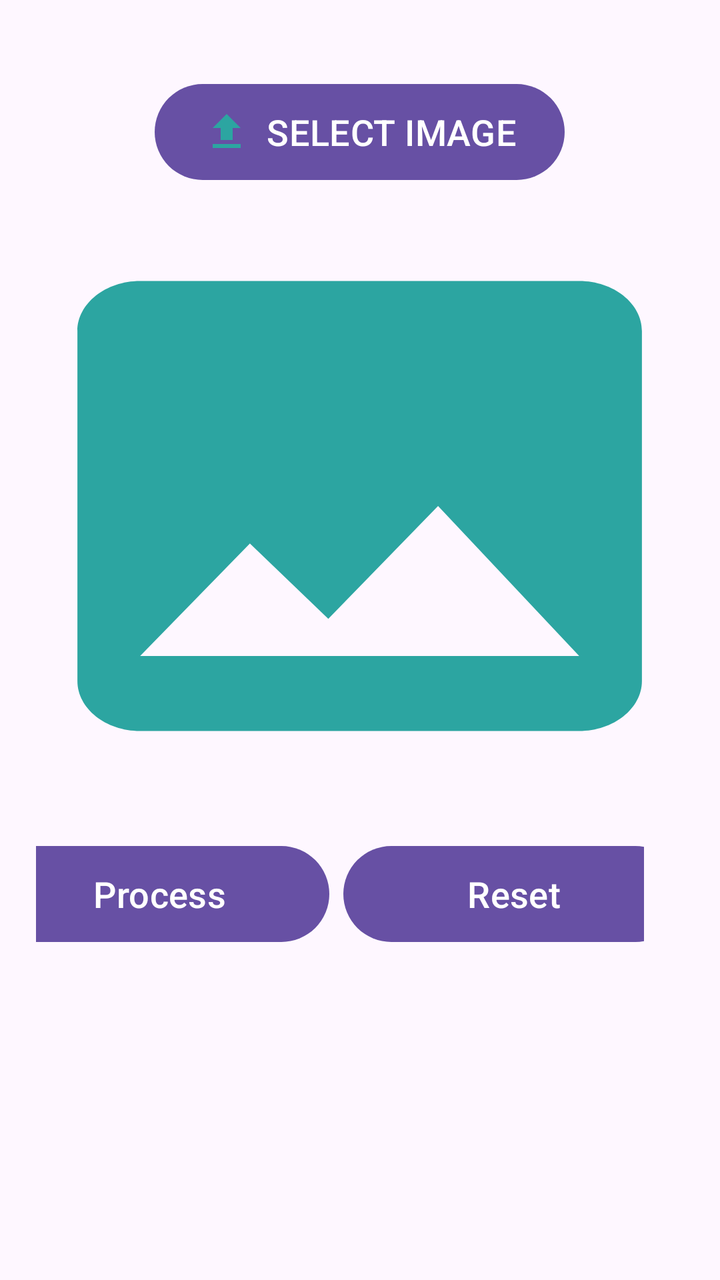
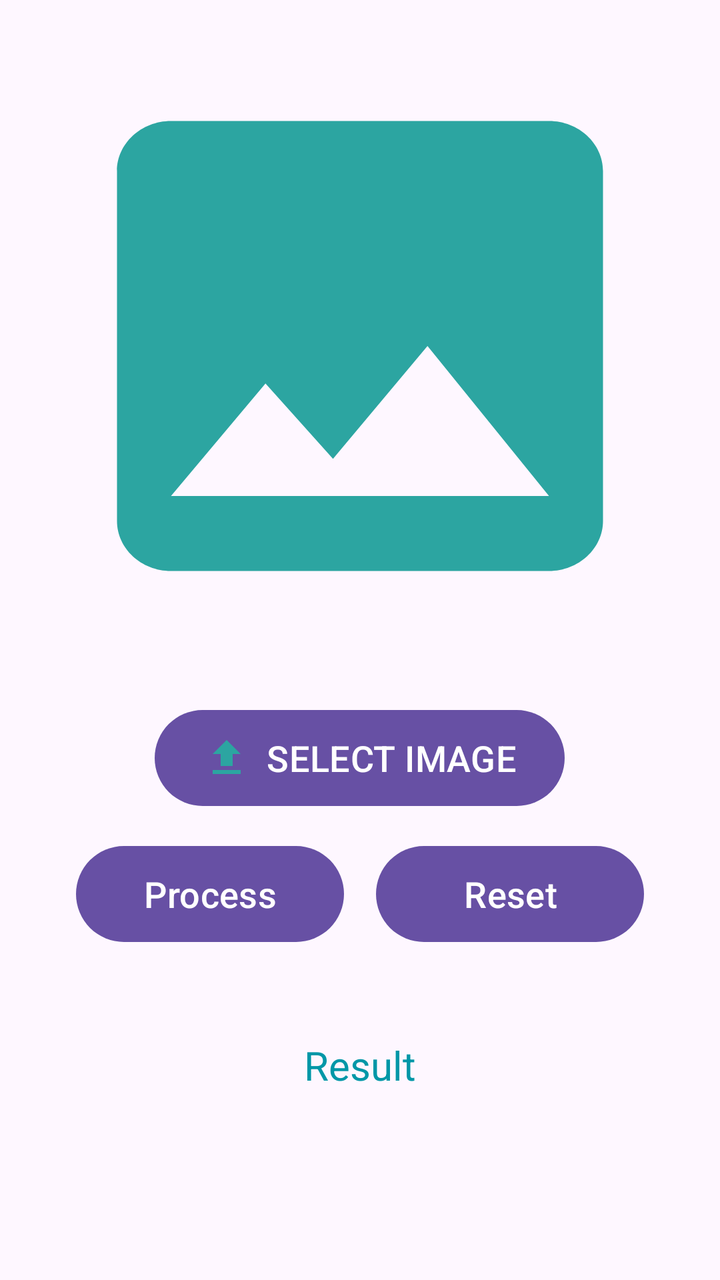

The first picture is an Android layout as it rendered before a commit; the second is the same layout after the commit. The layout source and the unified diff follow.
<!-- AndroidManifest.xml: application theme Theme.EDermaCareLatestt -->
<!-- res/layout/fragment_detect1.xml -->
<?xml version="1.0" encoding="utf-8"?>
<RelativeLayout xmlns:android="http://schemas.android.com/apk/res/android"
    xmlns:tools="http://schemas.android.com/tools"
    android:layout_width="match_parent"
    android:layout_height="match_parent"
    tools:context=".detectFragment1"
    android:paddingVertical="10dp"
    android:paddingHorizontal="18dp"
    >

    <ImageView
        android:id="@+id/IVPreviewImage"
        android:layout_width="match_parent"
        android:layout_height="300dp"
        android:layout_below="@id/BSelectImage"
        android:layout_alignStart="@+id/BSelectImage"
        android:layout_alignEnd="@+id/BSelectImage"
        android:layout_marginStart="-86dp"
        android:layout_marginTop="13dp"
        android:layout_marginEnd="-86dp"
        android:background="@drawable/ic_baseline_image_24"
        android:contentDescription="@string/todo" />

    <Button
        android:id="@+id/BSelectImage"
        android:layout_width="wrap_content"
        android:layout_height="wrap_content"
        android:layout_alignParentTop="true"
        android:layout_centerHorizontal="true"
        android:layout_marginTop="32dp"
        android:background="@drawable/roud2"
        android:drawableLeft="@drawable/ic_baseline_upload_24"
        android:text="@string/select_image"
        android:textColor="@android:color/white"
        android:textSize="18sp" />

    <LinearLayout
        android:id="@+id/linelayout"
        android:layout_width="match_parent"
        android:layout_height="50dp"
        android:layout_below="@+id/IVPreviewImage"
        android:layout_alignStart="@+id/IVPreviewImage"
        android:layout_alignParentEnd="true"
        android:layout_marginStart="3dp"
        android:layout_marginTop="20dp"
        android:layout_marginEnd="20dp">


        <Button
            android:id="@+id/Process"
            android:layout_width="170dp"
            android:layout_height="wrap_content"
            android:layout_marginEnd="7dp"
            android:background="@drawable/roud2"
            android:text="@string/process"
            android:textColor="@android:color/white"
            android:textSize="18sp" />

        <Button
            android:id="@+id/Reset"
            android:layout_width="170dp"
            android:layout_height="wrap_content"

            android:background="@drawable/roud2"
            android:text="@string/reset"
            android:textColor="@android:color/white"
            android:textSize="18sp" />

    </LinearLayout>

    <TextView
        android:id="@+id/textView2"
        android:layout_width="185dp"
        android:layout_height="107dp"


        android:layout_below="@+id/linelayout"
        android:layout_alignParentStart="true"
        android:layout_alignParentEnd="true"
        android:layout_alignParentBottom="true"
        android:layout_marginStart="20dp"
        android:layout_marginTop="48dp"
        android:layout_marginEnd="20dp"
        android:layout_marginBottom="150dp"
        android:text="@string/result"
        android:textColor="#0097A7"
        android:gravity="center_vertical"
        android:textSize="20sp" />


</RelativeLayout>
<!-- resources referenced by this layout -->
<resources>
  <!-- drawable ic_baseline_image_24 (drawable) -->
  <vector android:height="24dp" android:tint="#2CA5A1"
      android:viewportHeight="24" android:viewportWidth="24"
      android:width="24dp" xmlns:android="http://schemas.android.com/apk/res/android">
      <path android:fillColor="@android:color/white" android:pathData="M21,19V5c0,-1.1 -0.9,-2 -2,-2H5c-1.1,0 -2,0.9 -2,2v14c0,1.1 0.9,2 2,2h14c1.1,0 2,-0.9 2,-2zM8.5,13.5l2.5,3.01L14.5,12l4.5,6H5l3.5,-4.5z"/>
  </vector>
  <!-- drawable ic_baseline_upload_24 (drawable) -->
  <vector android:height="24dp" android:tint="#2CA5A1"
      android:viewportHeight="24" android:viewportWidth="24"
      android:width="24dp" xmlns:android="http://schemas.android.com/apk/res/android">
      <path android:fillColor="@android:color/white" android:pathData="M5,20h14v-2H5V20zM5,10h4v6h6v-6h4l-7,-7L5,10z"/>
  </vector>
  <!-- drawable roud2 (drawable) -->
  <?xml version="1.0" encoding="utf-8"?>
  <shape xmlns:android="http://schemas.android.com/apk/res/android">
      <solid android:color="#2CA5A1"/>
      <corners
          android:topRightRadius="45dp"
          android:topLeftRadius="45dp"
          android:bottomRightRadius="45dp"
          android:bottomLeftRadius="45dp"
          />
  </shape>
  <string name="process">Process</string>
  <string name="reset">Reset</string>
  <string name="result">Result</string>
  <string name="select_image">SELECT IMAGE</string>
  <string name="todo">TODO</string>
  <style name="Theme.EDermaCareLatestt" parent="Base.Theme.EDermaCareLatestt" />
  <style name="Base.Theme.EDermaCareLatestt" parent="Theme.Material3.DayNight.NoActionBar">
          
          
      </style>
</resources>

<!-- the commit's change to res/layout/fragment_detect1.xml (unified diff, before → after) -->
@@ -5,19 +5,14 @@
     android:layout_height="match_parent"
     tools:context=".detectFragment1"
     android:paddingVertical="10dp"
-    android:paddingHorizontal="18dp"
-    >
+    android:paddingHorizontal="18dp">
 
     <ImageView
         android:id="@+id/IVPreviewImage"
         android:layout_width="match_parent"
         android:layout_height="300dp"
-        android:layout_below="@id/BSelectImage"
-        android:layout_alignStart="@+id/BSelectImage"
-        android:layout_alignEnd="@+id/BSelectImage"
-        android:layout_marginStart="-86dp"
+        android:layout_centerHorizontal="true"
         android:layout_marginTop="13dp"
-        android:layout_marginEnd="-86dp"
         android:background="@drawable/ic_baseline_image_24"
         android:contentDescription="@string/todo" />
 
@@ -25,7 +20,7 @@
         android:id="@+id/BSelectImage"
         android:layout_width="wrap_content"
         android:layout_height="wrap_content"
-        android:layout_alignParentTop="true"
+        android:layout_below="@id/IVPreviewImage"
         android:layout_centerHorizontal="true"
         android:layout_marginTop="32dp"
         android:background="@drawable/roud2"
@@ -37,20 +32,17 @@
     <LinearLayout
         android:id="@+id/linelayout"
         android:layout_width="match_parent"
-        android:layout_height="50dp"
-        android:layout_below="@+id/IVPreviewImage"
-        android:layout_alignStart="@+id/IVPreviewImage"
-        android:layout_alignParentEnd="true"
-        android:layout_marginStart="3dp"
+        android:layout_height="wrap_content"
+        android:layout_below="@id/BSelectImage"
         android:layout_marginTop="20dp"
-        android:layout_marginEnd="20dp">
-
+        android:layout_marginHorizontal="20dp"
+        android:orientation="horizontal">
 
         <Button
             android:id="@+id/Process"
-            android:layout_width="170dp"
+            android:layout_width="0dp"
+            android:layout_weight="1"
             android:layout_height="wrap_content"
-            android:layout_marginEnd="7dp"
             android:background="@drawable/roud2"
             android:text="@string/process"
             android:textColor="@android:color/white"
@@ -58,9 +50,10 @@
 
         <Button
             android:id="@+id/Reset"
-            android:layout_width="170dp"
+            android:layout_width="0dp"
+            android:layout_weight="1"
             android:layout_height="wrap_content"
-
+            android:layout_marginStart="16dp"
             android:background="@drawable/roud2"
             android:text="@string/reset"
             android:textColor="@android:color/white"
@@ -70,22 +63,14 @@
 
     <TextView
         android:id="@+id/textView2"
-        android:layout_width="185dp"
-        android:layout_height="107dp"
-
-
-        android:layout_below="@+id/linelayout"
-        android:layout_alignParentStart="true"
-        android:layout_alignParentEnd="true"
-        android:layout_alignParentBottom="true"
-        android:layout_marginStart="20dp"
+        android:layout_width="match_parent"
+        android:layout_height="wrap_content"
+        android:layout_below="@id/linelayout"
         android:layout_marginTop="48dp"
-        android:layout_marginEnd="20dp"
-        android:layout_marginBottom="150dp"
+        android:layout_marginHorizontal="20dp"
         android:text="@string/result"
         android:textColor="#0097A7"
-        android:gravity="center_vertical"
+        android:gravity="center"
         android:textSize="20sp" />
 
-
 </RelativeLayout>
